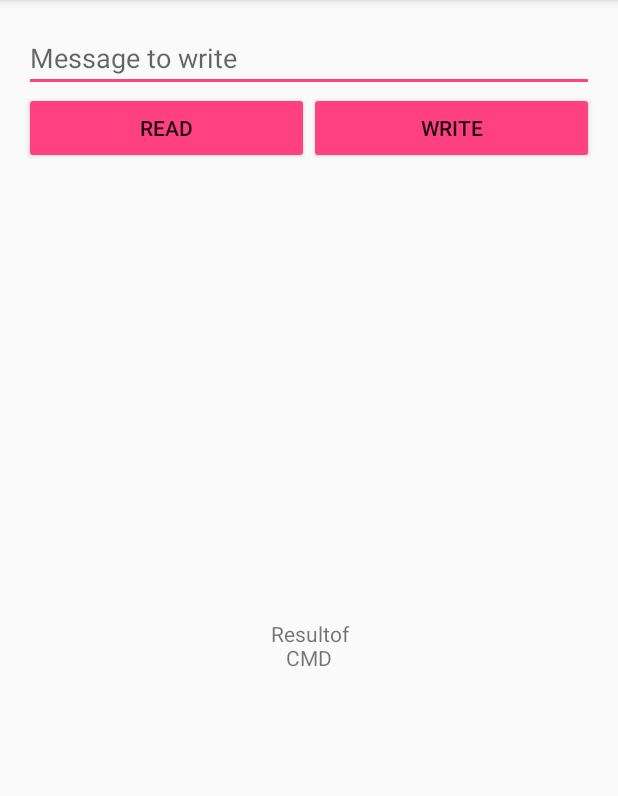
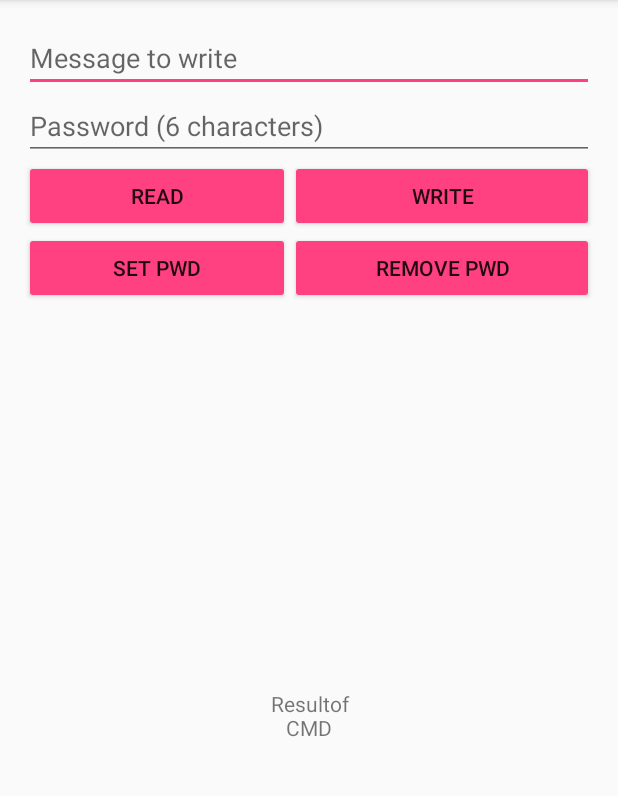
Before and after one commit to nalvared/NfcNtag21x, an Android app: the screen it shows after launch (MainActivity), on a phone screen of 412 x 824 dp, the part 84-880 px from its top. Run offline under Robolectric (Android 15) with nearby library versions, the phone set to English and light mode, and no system bars.

Commit message:
Preparing set and del pwd

```diff
--- a/app/src/main/res/layout/activity_main.xml
+++ b/app/src/main/res/layout/activity_main.xml
@@ -18,7 +18,14 @@
         android:inputType="textPersonName"
         android:hint="Message to write"/>
 
-
+    <EditText
+        android:id="@+id/edPwd"
+        android:layout_width="match_parent"
+        android:layout_height="wrap_content"
+        android:ems="10"
+        android:maxLength="6"
+        android:inputType="textPersonName"
+        android:hint="Password (6 characters)"/>
 
 
     <TableLayout
@@ -41,6 +48,23 @@
                 android:layout_height="wrap_content"
                 android:backgroundTint="@color/colorAccent"
                 android:text="Write"
+                android:layout_weight="1" />
+        </TableRow>
+        <TableRow android:weightSum="2">
+            <Button
+                android:id="@+id/btnAddPwd"
+                android:layout_width="match_parent"
+                android:layout_height="wrap_content"
+                android:backgroundTint="@color/colorAccent"
+                android:text="Set PWD"
+                android:layout_weight="1" />
+
+            <Button
+                android:id="@+id/btnDelPwd"
+                android:layout_width="match_parent"
+                android:layout_height="wrap_content"
+                android:backgroundTint="@color/colorAccent"
+                android:text="Remove PWD"
                 android:layout_weight="1" />
         </TableRow>
     </TableLayout>
```
Also changed, not shown: app/src/main/java/com/example/nestor/nfctest/MainActivity.java (+70 -11 lines).
